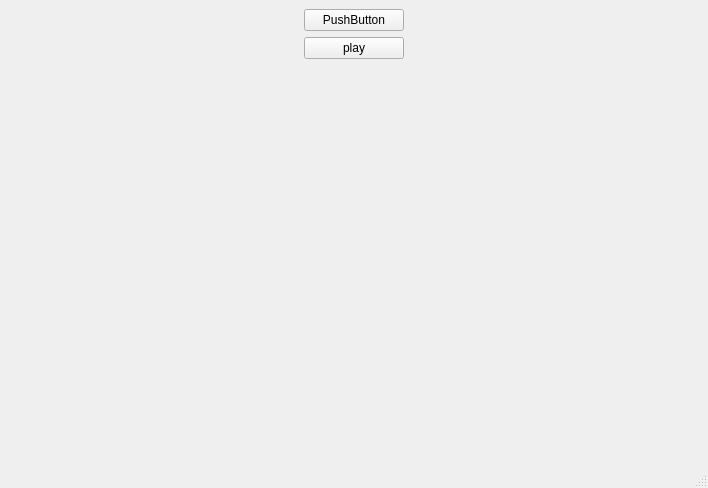
Above: mainwindow.ui from QZCanon/VideoEdit before the change. Below: the same form after it.
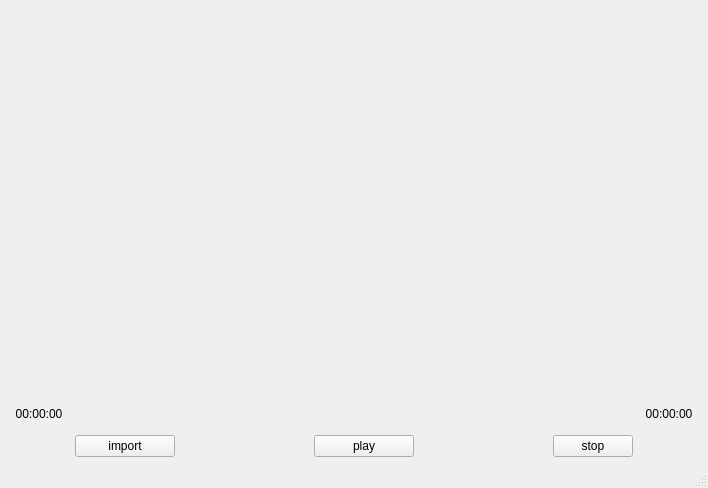
That is the form after the change. Custom widgets are drawn as their Qt base class.

Commit message: feat: play video, use qt media

The edit to the form file:
```diff
--- a/mainwindow.ui
+++ b/mainwindow.ui
@@ -15,30 +15,49 @@
   </property>
   <widget class="QWidget" name="centralwidget">
    <layout class="QGridLayout" name="gridLayout">
-    <item row="0" column="1" rowspan="3">
+    <item row="0" column="0" rowspan="5" colspan="7">
      <layout class="QVBoxLayout" name="verticalLayout"/>
     </item>
-    <item row="0" column="0">
-     <widget class="QPushButton" name="pushButton">
+    <item row="9" column="1" colspan="5">
+     <widget class="MySlide" name="myslide" native="true">
       <property name="minimumSize">
        <size>
-        <width>100</width>
+        <width>0</width>
+        <height>30</height>
+       </size>
+      </property>
+      <property name="maximumSize">
+       <size>
+        <width>16777215</width>
+        <height>30</height>
+       </size>
+      </property>
+     </widget>
+    </item>
+    <item row="9" column="6">
+     <widget class="QLabel" name="maxTime">
+      <property name="minimumSize">
+       <size>
+        <width>60</width>
         <height>0</height>
        </size>
       </property>
       <property name="maximumSize">
        <size>
-        <width>100</width>
+        <width>60</width>
         <height>16777215</height>
        </size>
       </property>
       <property name="text">
-       <string>PushButton</string>
+       <string>00:00:00</string>
+      </property>
+      <property name="alignment">
+       <set>Qt::AlignmentFlag::AlignCenter</set>
       </property>
      </widget>
     </item>
-    <item row="1" column="0">
-     <widget class="QPushButton" name="pushButton_2">
+    <item row="11" column="3">
+     <widget class="QPushButton" name="BtnPlay">
       <property name="minimumSize">
        <size>
         <width>100</width>
@@ -56,6 +75,80 @@
       </property>
      </widget>
     </item>
+    <item row="9" column="0">
+     <widget class="QLabel" name="minTime">
+      <property name="minimumSize">
+       <size>
+        <width>60</width>
+        <height>0</height>
+       </size>
+      </property>
+      <property name="maximumSize">
+       <size>
+        <width>60</width>
+        <height>16777215</height>
+       </size>
+      </property>
+      <property name="text">
+       <string>00:00:00</string>
+      </property>
+      <property name="alignment">
+       <set>Qt::AlignmentFlag::AlignCenter</set>
+      </property>
+     </widget>
+    </item>
+    <item row="11" column="5">
+     <widget class="QPushButton" name="BtnStop">
+      <property name="text">
+       <string>stop</string>
+      </property>
+     </widget>
+    </item>
+    <item row="11" column="1">
+     <widget class="QPushButton" name="pushButton">
+      <property name="minimumSize">
+       <size>
+        <width>100</width>
+        <height>0</height>
+       </size>
+      </property>
+      <property name="maximumSize">
+       <size>
+        <width>100</width>
+        <height>16777215</height>
+       </size>
+      </property>
+      <property name="text">
+       <string>import</string>
+      </property>
+     </widget>
+    </item>
+    <item row="11" column="2">
+     <spacer name="horizontalSpacer">
+      <property name="orientation">
+       <enum>Qt::Orientation::Horizontal</enum>
+      </property>
+      <property name="sizeHint" stdset="0">
+       <size>
+        <width>40</width>
+        <height>20</height>
+       </size>
+      </property>
+     </spacer>
+    </item>
+    <item row="11" column="4">
+     <spacer name="horizontalSpacer_2">
+      <property name="orientation">
+       <enum>Qt::Orientation::Horizontal</enum>
+      </property>
+      <property name="sizeHint" stdset="0">
+       <size>
+        <width>40</width>
+        <height>20</height>
+       </size>
+      </property>
+     </spacer>
+    </item>
    </layout>
   </widget>
   <widget class="QMenuBar" name="menubar">
@@ -70,6 +163,14 @@
   </widget>
   <widget class="QStatusBar" name="statusbar"/>
  </widget>
+ <customwidgets>
+  <customwidget>
+   <class>MySlide</class>
+   <extends>QWidget</extends>
+   <header>myslide/myslide.h</header>
+   <container>1</container>
+  </customwidget>
+ </customwidgets>
  <resources/>
  <connections/>
 </ui>
```
The commit also changes 2 other files.
